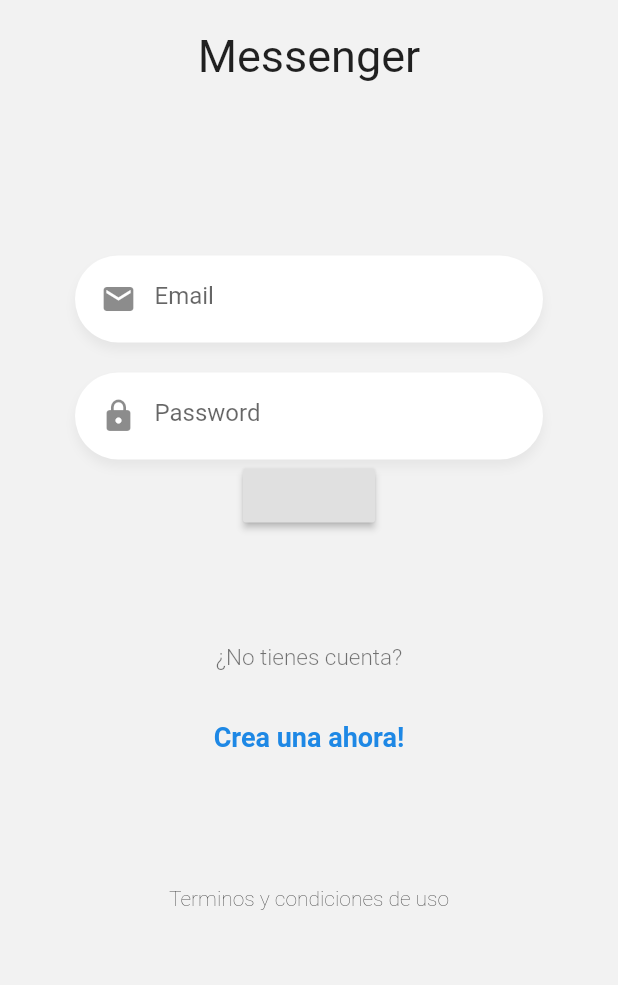
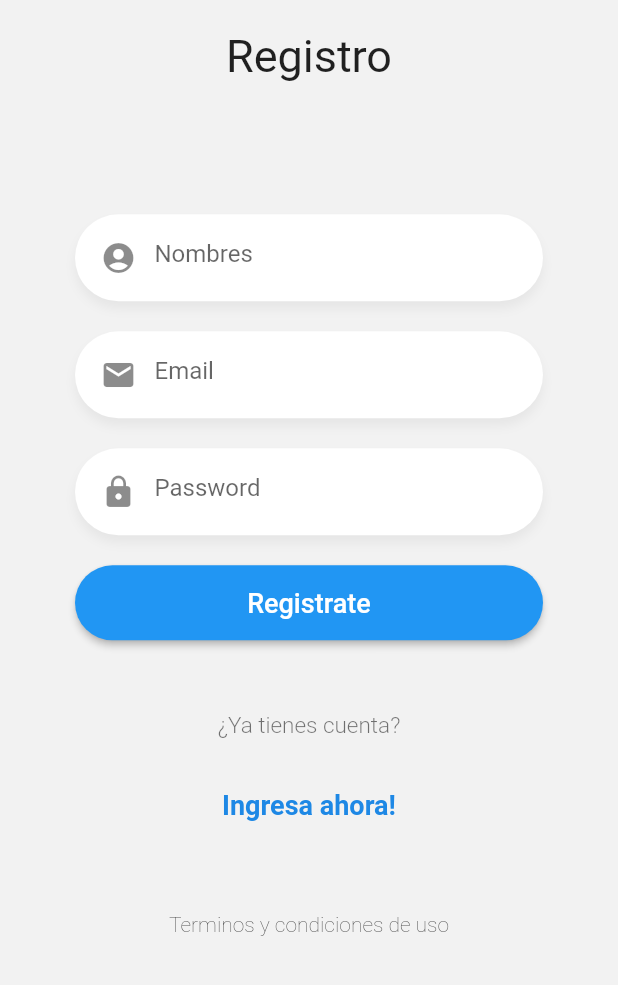
Before and after one commit to fmontalvoo/chat_app, a Flutter app: the screen it shows after launch, after a tap on "Crea una ahora!", on a phone screen of 412 x 824 dp, the part 251-1236 px from its top. Run offline on Flutter 3.47's test engine with Material 2 defaults, Android fonts, the phone set to English and light mode, and no system bars.

Commit message:
Termino disenio de la pantalla de registro.
Signed-off-by: Frank Montalvo Ochoa <fmontalvoo@ups.edu.ec>

```diff
--- a/lib/src/pages/login_page.dart
+++ b/lib/src/pages/login_page.dart
@@ -2,7 +2,10 @@ import 'package:flutter/material.dart';
 
 import 'package:chat_app/src/pages/widgets/logo.dart';
 import 'package:chat_app/src/pages/widgets/labels.dart';
+import 'package:chat_app/src/pages/widgets/blue_button.dart';
 import 'package:chat_app/src/pages/widgets/custom_input.dart';
+
+import 'package:chat_app/src/routes/app_routes.dart';
 
 class LoginPage extends StatelessWidget {
   @override
@@ -10,19 +13,28 @@ class LoginPage extends StatelessWidget {
     return Scaffold(
       backgroundColor: Color(0xFFF2F2F2),
       body: SafeArea(
+        child: SingleChildScrollView(
+          physics: BouncingScrollPhysics(),
           child: Container(
-          margin: EdgeInsets.symmetric(vertical: 50.0),
+            height: MediaQuery.of(context).size.height * .9,
+            margin: EdgeInsets.only(top: 50.0),
             child: Column(
               mainAxisAlignment: MainAxisAlignment.spaceBetween,
               children: [
-              Logo(),
+                Logo(title: 'Messenger'),
                 _Form(),
-              Labels(),
+                Labels(
+                  title: '¿No tienes cuenta?',
+                  subtitle: 'Crea una ahora!',
+                  onPressed: () => Navigator.pushReplacementNamed(
+                      context, AppRoutes.REGISTER),
+                ),
                 Text(
                   'Terminos y condiciones de uso',
                   style: TextStyle(fontWeight: FontWeight.w200),
                 )
               ],
+            ),
           ),
         ),
       ),
@@ -62,10 +74,14 @@ class _FormState extends State<_Form> {
             prefixIcon: Icon(Icons.lock),
             keyboardType: TextInputType.visiblePassword,
           ),
-          RaisedButton(onPressed: () {
-            print(emailCtrl.text);
-            print(passCtrl.text);
-          }),
+          SizedBox(height: 20.0),
+          BlueButton(
+            child: Text(
+              'Ingresar',
+              style: TextStyle(fontSize: 18.0),
+            ),
+            onPressed: () {},
+          ),
         ],
       ),
     );
--- a/lib/src/pages/register_page.dart
+++ b/lib/src/pages/register_page.dart
@@ -1,8 +1,97 @@
 import 'package:flutter/material.dart';
+
+import 'package:chat_app/src/pages/widgets/logo.dart';
+import 'package:chat_app/src/pages/widgets/labels.dart';
+import 'package:chat_app/src/pages/widgets/blue_button.dart';
+import 'package:chat_app/src/pages/widgets/custom_input.dart';
+
+import 'package:chat_app/src/routes/app_routes.dart';
 
 class RegisterPage extends StatelessWidget {
   @override
   Widget build(BuildContext context) {
-    return Scaffold();
+    return Scaffold(
+      backgroundColor: Color(0xFFF2F2F2),
+      body: SafeArea(
+        child: SingleChildScrollView(
+          physics: BouncingScrollPhysics(),
+          child: Container(
+            height: MediaQuery.of(context).size.height * .9,
+            margin: EdgeInsets.only(top: 50.0),
+            child: Column(
+              mainAxisAlignment: MainAxisAlignment.spaceBetween,
+              children: [
+                Logo(title: 'Registro'),
+                _Form(),
+                Labels(
+                  title: '¿Ya tienes cuenta?',
+                  subtitle: 'Ingresa ahora!',
+                  onPressed: () =>
+                      Navigator.pushReplacementNamed(context, AppRoutes.LOGIN),
+                ),
+                Text(
+                  'Terminos y condiciones de uso',
+                  style: TextStyle(fontWeight: FontWeight.w200),
+                )
+              ],
+            ),
+          ),
+        ),
+      ),
+    );
   }
 }
+
+class _Form extends StatefulWidget {
+  @override
+  _FormState createState() => _FormState();
+}
+
+class _FormState extends State<_Form> {
+  final nameCtrl = TextEditingController();
+  final emailCtrl = TextEditingController();
+  final passCtrl = TextEditingController();
+
+  @override
+  Widget build(BuildContext context) {
+    return Container(
+      margin: EdgeInsets.only(
+        top: 40.0,
+      ),
+      padding: EdgeInsets.symmetric(horizontal: 50.0),
+      child: Column(
+        children: [
+          CustomInput(
+            hintText: 'Nombres',
+            controller: nameCtrl,
+            prefixIcon: Icon(Icons.account_circle_rounded),
+            keyboardType: TextInputType.text,
+          ),
+          SizedBox(height: 20.0),
+          CustomInput(
+            hintText: 'Email',
+            controller: emailCtrl,
+            prefixIcon: Icon(Icons.mail),
+            keyboardType: TextInputType.emailAddress,
+          ),
+          SizedBox(height: 20.0),
+          CustomInput(
+            obscureText: true,
+            hintText: 'Password',
+            controller: passCtrl,
+            prefixIcon: Icon(Icons.lock),
+            keyboardType: TextInputType.visiblePassword,
+          ),
+          SizedBox(height: 20.0),
+          BlueButton(
+            child: Text(
+              'Registrate',
+              style: TextStyle(fontSize: 18.0),
+            ),
+            onPressed: () {},
+          ),
+        ],
+      ),
+    );
+  }
+}
--- /dev/null
+++ b/lib/src/pages/widgets/blue_button.dart
@@ -0,0 +1,25 @@
+import 'package:flutter/material.dart';
+
+class BlueButton extends StatelessWidget {
+  final Widget child;
+  final void Function() onPressed;
+
+  BlueButton({Key key, this.child, @required this.onPressed}) : super(key: key);
+
+  @override
+  Widget build(BuildContext context) {
+    return RaisedButton(
+        elevation: 2.0,
+        highlightElevation: 5.0,
+        color: Colors.blue,
+        textColor: Colors.white,
+        shape: StadiumBorder(),
+        child: Container(
+          width: double.infinity,
+          height: 50.0,
+          alignment: Alignment.center,
+          child: this.child,
+        ),
+        onPressed: this.onPressed);
+  }
+}
--- a/lib/src/pages/widgets/labels.dart
+++ b/lib/src/pages/widgets/labels.dart
@@ -1,13 +1,20 @@
 import 'package:flutter/material.dart';
 
 class Labels extends StatelessWidget {
+  final String title;
+  final String subtitle;
+  final void Function() onPressed;
+
+  Labels({Key key, this.title, this.subtitle, this.onPressed})
+      : super(key: key);
+
   @override
   Widget build(BuildContext context) {
     return Container(
       child: Column(
         children: [
           Text(
-            '¿No tienes cuenta?',
+            this.title,
             style: TextStyle(
                 color: Colors.black54,
                 fontSize: 15.0,
@@ -16,13 +23,13 @@ class Labels extends StatelessWidget {
           SizedBox(height: 20.0),
           FlatButton(
             child: Text(
-              'Crea una ahora!',
+              this.subtitle,
               style: TextStyle(
                   color: Colors.blue[600],
                   fontSize: 18.0,
                   fontWeight: FontWeight.bold),
             ),
-            onPressed: () {},
+            onPressed: this.onPressed,
           )
         ],
       ),
--- a/lib/src/pages/widgets/logo.dart
+++ b/lib/src/pages/widgets/logo.dart
@@ -1,6 +1,10 @@
 import 'package:flutter/material.dart';
 
 class Logo extends StatelessWidget {
+  final String title;
+
+  Logo({Key key, this.title}) : super(key: key);
+
   @override
   Widget build(BuildContext context) {
     return Center(
@@ -12,7 +16,7 @@ class Logo extends StatelessWidget {
             image: AssetImage('lib/assets/logo.png'),
           ),
           SizedBox(height: 20.0),
-          Text('Messenger', style: TextStyle(fontSize: 30.0))
+          Text(this.title, style: TextStyle(fontSize: 30.0))
         ],
       ),
     ));
```
Lines whose indentation alone changed are shown as unchanged.
